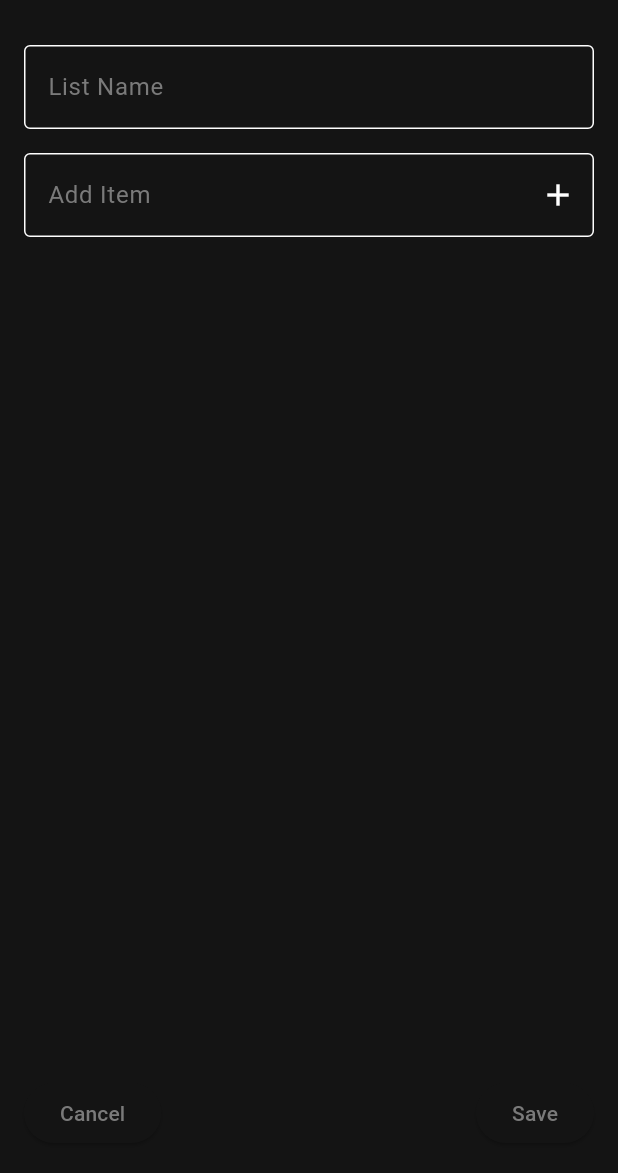
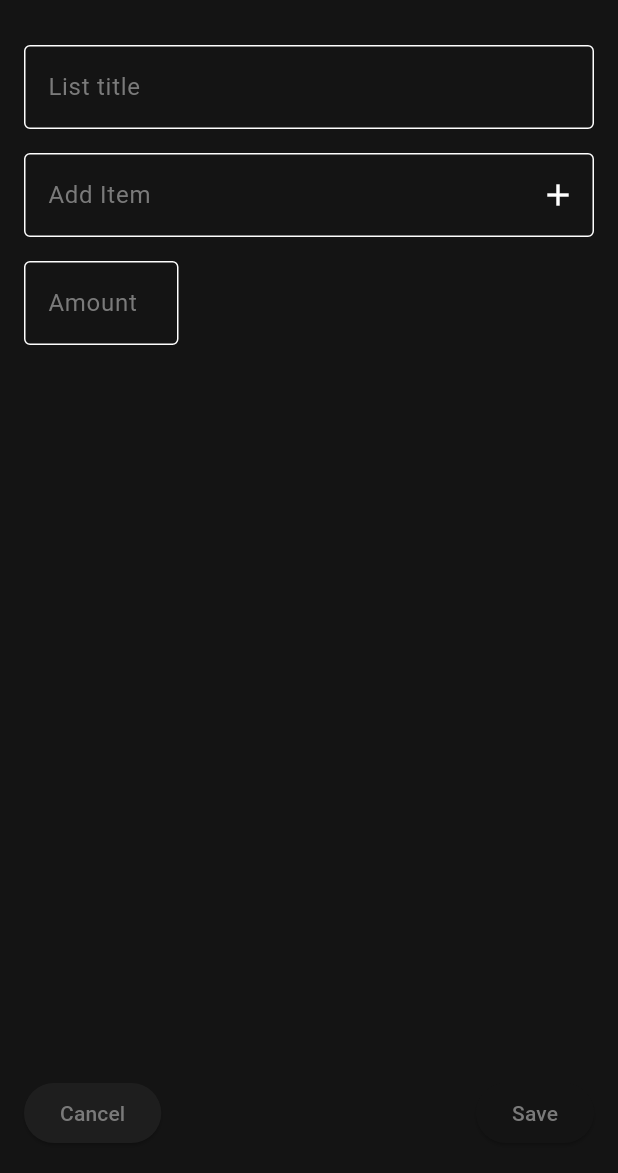
Before and after one commit to TimofeyShelestov/GroceriesApp, a Flutter app: the GroceryListCreatePage screen opened directly, on a phone screen of 412 x 824 dp, the part 63-1236 px from its top. Run offline on Flutter 3.47's test engine with Material 3 defaults, Android fonts, the phone set to English and light mode, and no system bars.

Commit message:
Added amount as the property of product in the list. Last commit before the backend

```diff
--- a/lib/db/db.dart
+++ b/lib/db/db.dart
@@ -1,18 +1,38 @@
 final List<Map<String, dynamic>> db = [
   {
     "title": "Groceryies 1",
-    "list": ["item 1", "item 2", "item 3", "item 4"]
+    "list": [
+      {"title": "item 1", "amount": "1"},
+      {"title": "item 2", "amount": "4"},
+      {"title": "item 3", "amount": "1"},
+      {"title": "item 4", "amount": "2"}
+    ]
   },
   {
     "title": "Groceryies 2",
-    "list": ["item 1", "item 2", "item 3", "item 4"]
+    "list": [
+      {"title": "item 1", "amount": "1"},
+      {"title": "item 2", "amount": "4"},
+      {"title": "item 3", "amount": "1"},
+      {"title": "item 4", "amount": "2"}
+    ]
   },
   {
     "title": "Groceryies 3",
-    "list": ["item 1", "item 2", "item 3", "item 4"]
+    "list": [
+      {"title": "item 1", "amount": "1"},
+      {"title": "item 2", "amount": "4"},
+      {"title": "item 3", "amount": "1"},
+      {"title": "item 4", "amount": "2"}
+    ]
   },
   {
     "title": "Groceryies 4",
-    "list": ["item 1", "item 2", "item 3", "item 4"]
+    "list": [
+      {"title": "item 1", "amount": "1"},
+      {"title": "item 2", "amount": "4"},
+      {"title": "item 3", "amount": "1"},
+      {"title": "item 4", "amount": "2"}
+    ]
   },
 ];
--- a/lib/pages/all_list_page.dart
+++ b/lib/pages/all_list_page.dart
@@ -1,11 +1,8 @@
-import 'package:flutter/cupertino.dart';
 import 'package:flutter/material.dart';
 import 'package:grocery_app/components/appbar.dart';
 import 'package:grocery_app/components/list_card.dart';
 import 'package:grocery_app/db/db.dart';
 import 'package:grocery_app/pages/grocery_list_create_page.dart';
-import 'package:grocery_app/themes/provider.dart';
-import 'package:provider/provider.dart';
 
 class AllListPage extends StatefulWidget {
   const AllListPage({super.key});
--- a/lib/pages/grocery_list_create_page.dart
+++ b/lib/pages/grocery_list_create_page.dart
@@ -12,24 +12,29 @@ class GroceryListCreatePage extends StatefulWidget {
 }
 
 class _GroceryListCreatePage extends State<GroceryListCreatePage> {
-  final TextEditingController _nameController = TextEditingController();
-  final TextEditingController _itemController = TextEditingController();
-  final List<String> _groceryItems = [];
+  final TextEditingController _titleController = TextEditingController();
+  final TextEditingController _itemTitleController = TextEditingController();
+  final TextEditingController _itemAmountController = TextEditingController();
+  final List<Object> _groceryItems = [];
 
   void _addItem() {
-    final item = _itemController.text.trim();
-    if (item.isNotEmpty) {
+    final itemTitle = _itemTitleController.text.trim();
+    final itemAmount = _itemAmountController.text.trim();
+    if (itemTitle.isNotEmpty && itemAmount.isNotEmpty) {
       setState(() {
-        _groceryItems.add(item);
+        _groceryItems.add(
+          {"title": itemTitle, "amount": itemAmount},
+        );
       });
-      _itemController.clear();
+      _itemTitleController.clear();
+      _itemAmountController.clear();
     }
   }
 
   void _saveList() {
-    final name = _nameController.text.trim();
-    if (name.isNotEmpty && _groceryItems.isNotEmpty) {
-      final groceryObj = {"title": name, "list": _groceryItems};
+    final title = _titleController.text.trim();
+    if (title.isNotEmpty && _groceryItems.isNotEmpty) {
+      final groceryObj = {"title": title, "list": _groceryItems};
       db.add(groceryObj);
       Navigator.push(
         context,
@@ -39,7 +44,7 @@ class _GroceryListCreatePage extends State<GroceryListCreatePage> {
       );
     } else {
       ErrorSnackbar.show(
-          context, 'You should have at list one item and defined name');
+          context, 'You should have at list one item and defined title');
     }
   }
 
@@ -57,16 +62,16 @@ class _GroceryListCreatePage extends State<GroceryListCreatePage> {
           crossAxisAlignment: CrossAxisAlignment.start,
           children: [
             TextField(
-              controller: _nameController,
+              controller: _titleController,
               decoration: InputDecoration(
-                labelText: 'List Name',
+                labelText: 'List title',
                 labelStyle: TextStyle(color: colorScheme.primary),
                 border: const OutlineInputBorder(),
               ),
             ),
             const SizedBox(height: 16),
             TextField(
-              controller: _itemController,
+              controller: _itemTitleController,
               decoration: InputDecoration(
                 labelText: 'Add Item',
                 labelStyle: TextStyle(color: colorScheme.primary),
@@ -74,6 +79,18 @@ class _GroceryListCreatePage extends State<GroceryListCreatePage> {
                 suffixIcon: IconButton(
                   icon: const Icon(Icons.add),
                   onPressed: _addItem,
+                ),
+              ),
+            ),
+            const SizedBox(height: 16),
+            SizedBox(
+              width: MediaQuery.of(context).size.width / 4,
+              child: TextField(
+                controller: _itemAmountController,
+                decoration: InputDecoration(
+                  labelText: 'Amount',
+                  labelStyle: TextStyle(color: colorScheme.primary),
+                  border: const OutlineInputBorder(),
                 ),
               ),
             ),
@@ -115,8 +132,14 @@ class _GroceryListCreatePage extends State<GroceryListCreatePage> {
                       color: colorScheme.surface,
                       child: ListTile(
                         title: Text(
-                          _groceryItems[index],
+                          (_groceryItems[index] as Map)['title'],
                           style: TextStyle(color: colorScheme.onSurface),
+                        ),
+                        trailing: Text(
+                          (_groceryItems[index] as Map)['amount'],
+                          style: TextStyle(
+                            color: colorScheme.onSurface,
+                          ),
                         ),
                       ),
                     ),
@@ -129,10 +152,9 @@ class _GroceryListCreatePage extends State<GroceryListCreatePage> {
               mainAxisAlignment: MainAxisAlignment.spaceBetween,
               children: [
                 ElevatedButton(
-                  //TODO: ADD STYLES AND CHANGE COLOT SCHEME
-                  // style: ElevatedButton.styleFrom(
-                  //   backgroundColor: Theme.of(context).colorScheme.secondary,
-                  // ),
+                  style: ElevatedButton.styleFrom(
+                    backgroundColor: Theme.of(context).colorScheme.secondary,
+                  ),
                   onPressed: () => Navigator.pop(context),
                   child: const Text('Cancel'),
                 ),
--- a/lib/pages/list_page.dart
+++ b/lib/pages/list_page.dart
@@ -41,10 +41,17 @@ class ListPage extends StatelessWidget {
                         ),
                       ),
                       title: Text(
-                        listData['list'][index],
+                        listData['list'][index]['title'],
                         style: TextStyle(
                           fontSize: 18,
                           color: colorScheme.onSurface,
+                        ),
+                      ),
+                      subtitle: Text(
+                        "Amount: " + listData['list'][index]['amount'],
+                        style: TextStyle(
+                          fontSize: 18,
+                          color: colorScheme.primary,
                         ),
                       ),
                     ),
```
